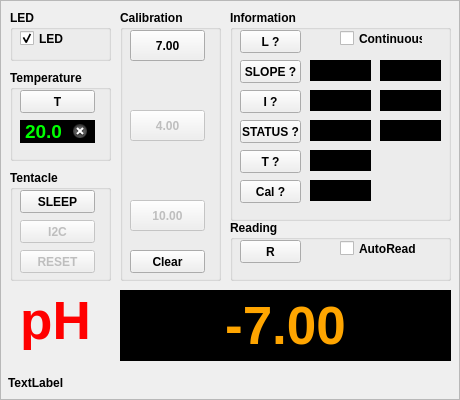
Before: the Qt Designer form ezoframe.ui in cskv/atlas-tentacle, drawn with Qt 5.
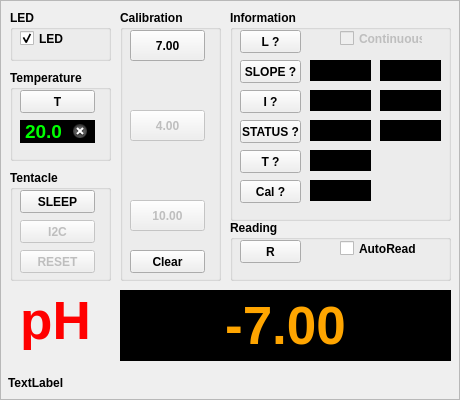
After: the same form once the commit is applied. Icons and pictures are not drawn. Custom widgets are drawn as their Qt base class.

Diff of the .ui file:
```diff
--- a/ezoframe.ui
+++ b/ezoframe.ui
@@ -644,6 +644,9 @@
     </property>
    </widget>
    <widget class="QCheckBox" name="contCB">
+    <property name="enabled">
+     <bool>false</bool>
+    </property>
     <property name="geometry">
      <rect>
       <x>110</x>
```
Left out of the diff: 2 changed lines with no effect on the pictures.
